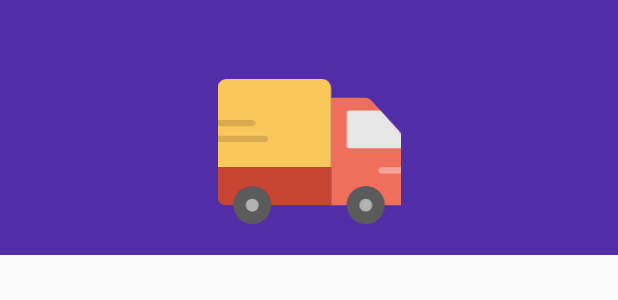
After one commit to VTUZ-12IE1bzud/TruckMonitor-Android, an Android app: the layout header_nav.xml on its own in the app's theme, with its tools: preview values and no code run, on a phone screen of 412 x 824 dp. The commit adds this screen. Shown: the top 300 px of the screen. Run offline under Robolectric (Android 15) with nearby library versions, the phone set to English and light mode, and no system bars.

Commit message:
feature (screen) add main screen

```diff
--- a/app/src/main/kotlin/ru/annin/truckmonitor/presentation/ui/activity/LoginActivity.kt
+++ b/app/src/main/kotlin/ru/annin/truckmonitor/presentation/ui/activity/LoginActivity.kt
@@ -57,7 +57,10 @@ class LoginActivity : MvpAppCompatActivity(), LoginView {
         }
     }
 
-    override fun navigate2Main() = MainActivity.start(this)
+    override fun navigate2Main() {
+        MainActivity.start(this)
+        finish()
+    }
 
     override fun toggleValid(isValid: Boolean) = viewDelegate.run {
         this.isValid = isValid
--- /dev/null
+++ b/app/src/main/res/drawable/ic_nav_logo.xml
@@ -0,0 +1,46 @@
+<?xml version="1.0" encoding="utf-8"?>
+
+<vector xmlns:android="http://schemas.android.com/apk/res/android"
+    android:viewportWidth="64"
+    android:viewportHeight="64"
+    android:width="64dp"
+    android:height="64dp">
+    <group
+        android:scaleX="0.125"
+        android:scaleY="0.125"
+        android:translateY="-6.25E-05">
+        <path
+            android:pathData="M506.605 197.101l-76.712 -84.383c-3.928 -4.317 -9.498 -6.788 -15.342 -6.788l-96.759 0 0 300.138 44.138 0c0 -29.246 23.711 -52.966 52.966 -52.966 29.255 0 52.966 23.72 52.966 52.966l44.138 0 0 -195.01c-0.001 -5.165 -1.925 -10.144 -5.395 -13.957"
+            android:fillColor="#ee705c" />
+        <path
+            android:pathData="M317.793 300.138L0 300.138 0 78.336C0 64.327 11.361 52.966 25.37 52.966l267.052 0c14.009 0 25.37 11.361 25.37 25.37l0 221.802z"
+            android:fillColor="#fac75a" />
+        <path
+            android:pathData="M368.275 247.172l143.722 0 0 -36.122c0 -5.155 -1.924 -10.134 -5.394 -13.948l-50.776 -55.861 -87.552 0c-3.505 0 -6.347 2.842 -6.347 6.347l0 93.237c0 3.505 2.843 6.347 6.347 6.347"
+            android:fillColor="#e6e6e6" />
+        <path
+            android:pathData="M467.862 406.069c0 29.255 -23.711 52.966 -52.966 52.966 -29.255 0 -52.966 -23.711 -52.966 -52.966 0 -29.255 23.711 -52.966 52.966 -52.966 29.255 0 52.966 23.711 52.966 52.966"
+            android:fillColor="#5b5b5b" />
+        <path
+            android:pathData="M150.069 406.069c0 29.255 -23.711 52.966 -52.966 52.966 -29.255 0 -52.966 -23.711 -52.966 -52.966 0 -29.255 23.711 -52.966 52.966 -52.966 29.255 0 52.966 23.711 52.966 52.966"
+            android:fillColor="#5b5b5b" />
+        <path
+            android:pathData="M0 300.138l0 83.871c0 12.182 9.878 22.06 22.06 22.06l22.078 0c0 -29.255 23.711 -52.966 52.966 -52.966 29.255 0 52.966 23.711 52.966 52.966l167.724 0 0 -105.931z"
+            android:fillColor="#c64533" />
+        <path
+            android:pathData="M114.759 406.069c0 9.754 -7.901 17.655 -17.655 17.655 -9.754 0 -17.655 -7.901 -17.655 -17.655 0 -9.754 7.901 -17.655 17.655 -17.655 9.754 0 17.655 7.9 17.655 17.655"
+            android:fillColor="#b2b2b2" />
+        <path
+            android:pathData="M432.552 406.069c0 9.754 -7.901 17.655 -17.655 17.655 -9.754 0 -17.655 -7.901 -17.655 -17.655 0 -9.754 7.901 -17.655 17.655 -17.655 9.754 0 17.655 7.9 17.655 17.655"
+            android:fillColor="#b2b2b2" />
+        <path
+            android:pathData="M512 300.138l-52.966 0c-4.882 0 -8.828 3.946 -8.828 8.828 0 4.882 3.946 8.828 8.828 8.828l52.966 0z"
+            android:fillColor="#f4a29b" />
+        <path
+            android:pathData="M132.414 229.517c4.873 0 8.828 -3.946 8.828 -8.828 0 -4.882 -3.955 -8.828 -8.828 -8.828l-132.414 0 0 17.655 132.414 0z"
+            android:fillColor="#d8ac4e" />
+        <path
+            android:pathData="M97.103 185.379c4.873 0 8.828 -3.946 8.828 -8.828 0 -4.882 -3.955 -8.828 -8.828 -8.828l-97.103 0 0 17.655 97.103 0z"
+            android:fillColor="#d8ac4e" />
+    </group>
+</vector>
--- /dev/null
+++ b/app/src/main/res/layout/header_nav.xml
@@ -0,0 +1,20 @@
+<?xml version="1.0" encoding="utf-8"?>
+
+<FrameLayout xmlns:android="http://schemas.android.com/apk/res/android"
+    xmlns:tools="http://schemas.android.com/tools"
+    android:layout_width="match_parent"
+    android:layout_height="170dp"
+    android:background="@color/primary_dark"
+    android:orientation="vertical">
+
+    <ImageView
+        android:layout_width="match_parent"
+        android:layout_height="wrap_content"
+        android:layout_gravity="center"
+        android:layout_marginTop="@dimen/margin_large"
+        android:layout_marginBottom="@dimen/margin_normal"
+        android:adjustViewBounds="true"
+        android:src="@drawable/ic_nav_logo"
+        tools:ignore="ContentDescription"/>
+
+</FrameLayout>
```
Also changed, not shown: app/src/main/kotlin/ru/annin/truckmonitor/domain/value/NavigationMenuItem.kt (added, +10 -0 lines), app/src/main/kotlin/ru/annin/truckmonitor/presentation/presenter/MainPresenter.kt (added, +50 -0 lines), app/src/main/kotlin/ru/annin/truckmonitor/presentation/ui/activity/MainActivity.kt (+109 -1 lines), app/src/main/kotlin/ru/annin/truckmonitor/presentation/ui/view/MainView.kt (added, +14 -0 lines), app/src/main/res/color/sel_item_navigation.xml (added, +8 -0 lines), app/src/main/res/drawable/ic_menu_about.xml (added, +11 -0 lines), app/src/main/res/drawable/ic_menu_history.xml (added, +11 -0 lines), app/src/main/res/drawable/ic_menu_home.xml (added, +11 -0 lines), app/src/main/res/drawable/ic_menu_log_out.xml (added, +11 -0 lines), app/src/main/res/drawable/ic_menu_user_info.xml (added, +11 -0 lines), app/src/main/res/layout/activity_main.xml (added, +26 -0 lines), app/src/main/res/menu/menu_nav.xml (added, +38 -0 lines), app/src/main/res/values/strings.xml (+7 -0 lines), 2 other files.
